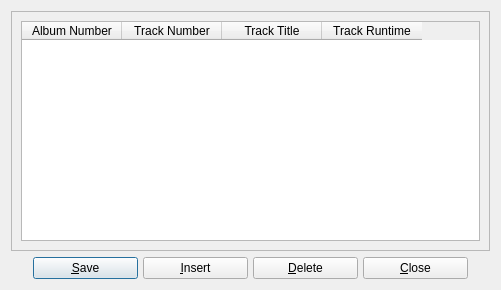
Qt form tracks.ui (textbrowser/biblioteq) before a commit.
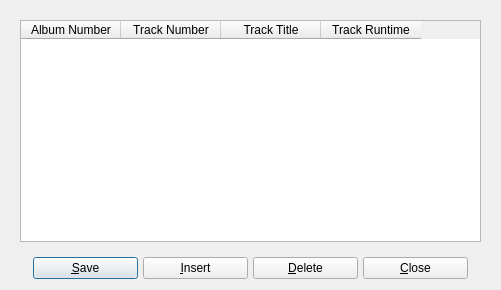
The same form after that commit. Icons and pictures are not drawn.

Patch:
```diff
--- a/tracks.ui
+++ b/tracks.ui
@@ -29,12 +29,6 @@
   <layout class="QVBoxLayout">
    <item>
     <widget class="QFrame" name="frame">
-     <property name="frameShape">
-      <enum>QFrame::StyledPanel</enum>
-     </property>
-     <property name="frameShadow">
-      <enum>QFrame::Raised</enum>
-     </property>
      <layout class="QVBoxLayout">
       <item>
        <widget class="QTableWidget" name="table">
```
